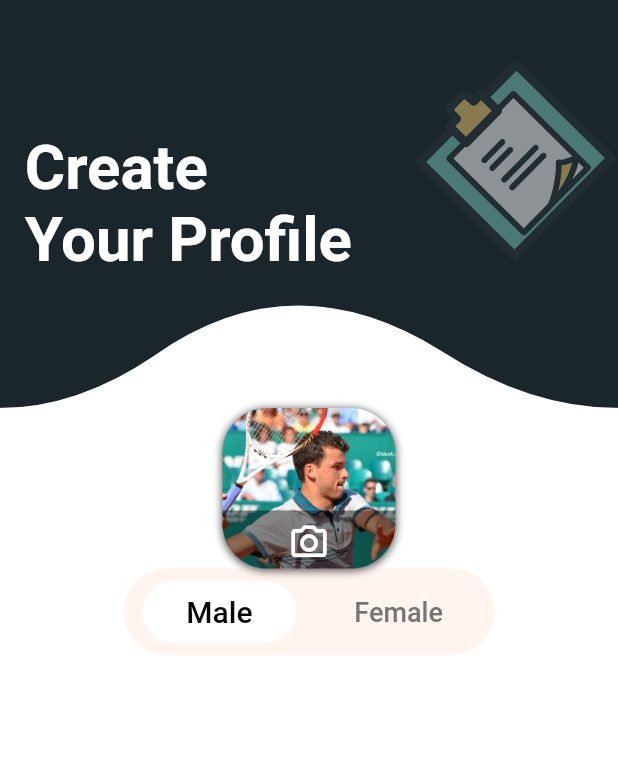
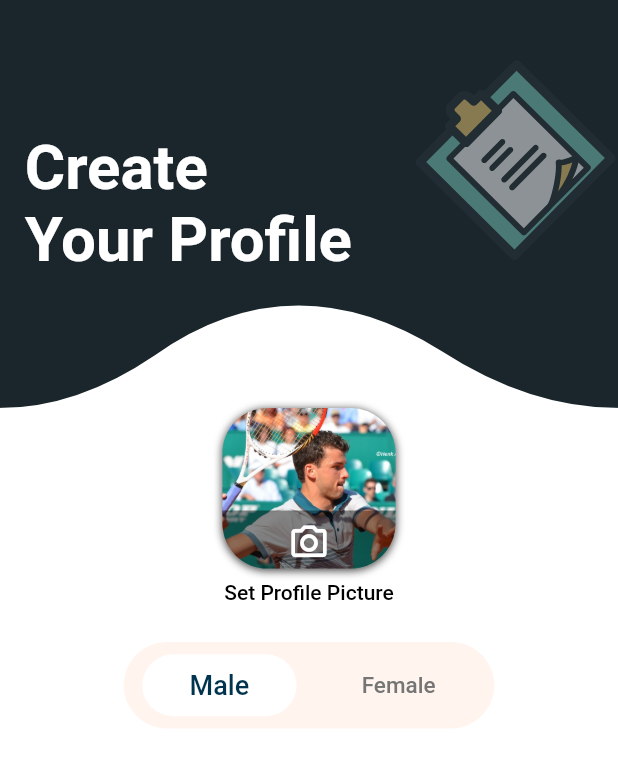
Before and after one commit to El-Sayed-Mustafa/Tennis-App, a Flutter app: the screen it shows after launch, on a phone screen of 412 x 824 dp. Shown: the top 767 px of the screen. Run offline on Flutter 3.47's test engine with Material 2 defaults, Android fonts, the phone set to English and light mode, and no system bars; our stand-ins replace bloc, carousel_slider, firebase_auth, firebase_core, flutter_bloc, flutter_svg and 5 more; accounts and stored records are empty; Roboto replaces fonts that are missing (Poppins).

Commit message:
set profile pic text

```diff
--- a/lib/Featured/create_profile/create_profile_screen.dart
+++ b/lib/Featured/create_profile/create_profile_screen.dart
@@ -9,9 +9,27 @@ class CreateProfile extends StatelessWidget {
 
   @override
   Widget build(BuildContext context) {
+    final screenWidth = MediaQuery.of(context).size.width;
+    final screenHeight = MediaQuery.of(context).size.height;
+
     return Scaffold(
       body: Column(
-        children: [AppBarWave(), ProfileImage(), GenderSelection()],
+        children: [
+          const AppBarWave(),
+          const ProfileImage(),
+          SizedBox(height: screenHeight * .01),
+          const Text(
+            'Set Profile Picture',
+            style: TextStyle(
+              color: Colors.black,
+              fontSize: 14,
+              fontFamily: 'Poppins',
+              fontWeight: FontWeight.w500,
+            ),
+          ),
+          SizedBox(height: screenHeight * .03),
+          const GenderSelection()
+        ],
       ),
     );
   }
--- a/lib/Featured/create_profile/widgets/gender_selection.dart
+++ b/lib/Featured/create_profile/widgets/gender_selection.dart
@@ -59,9 +59,10 @@ class _GenderSelectionState extends State<GenderSelection> {
           child: Text(
             gender,
             style: TextStyle(
-              fontSize: isSelected ? 20 : 18,
+              fontFamily: 'Poppins',
+              fontSize: isSelected ? 18 : 15,
               fontWeight: FontWeight.w500,
-              color: isSelected ? Colors.black : Colors.grey[600],
+              color: isSelected ? Color(0xFF00344E) : Colors.grey[600],
             ),
           ),
         ),
```
